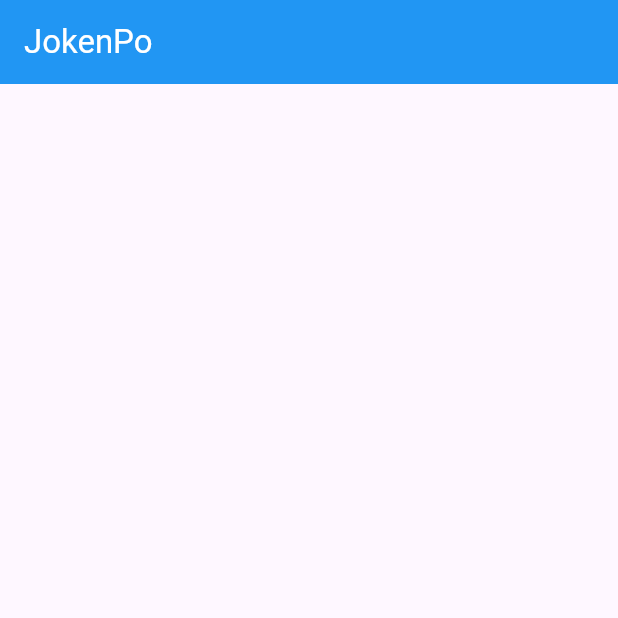
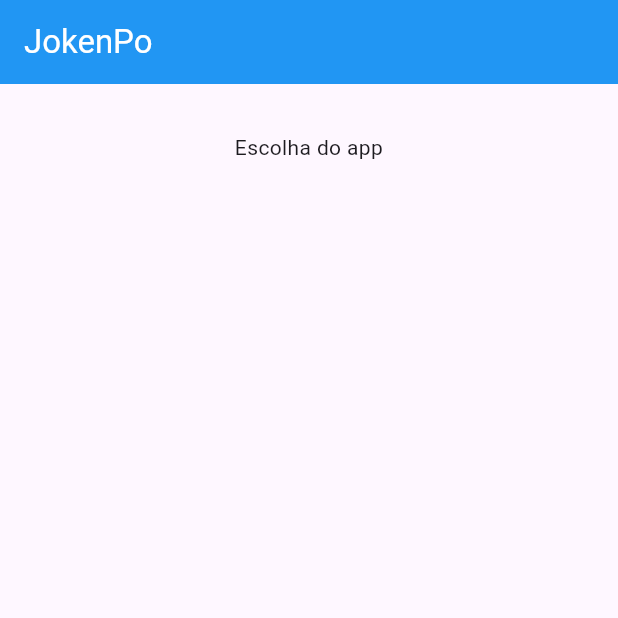
Before and after one commit to Richardy-Rodrigues/JokenPo_App, a Flutter app: the screen it shows after launch, on a phone screen of 412 x 824 dp, the top half of it. Run offline on Flutter 3.47's test engine with Material 3 defaults, Android fonts, the phone set to English and light mode, and no system bars.

Commit message:
Utilizando as propriedades child e children para organizar elementos

```diff
--- a/lib/jogo.dart
+++ b/lib/jogo.dart
@@ -17,7 +17,18 @@ class _JogoState extends State<Jogo> {
         foregroundColor: Colors.white,
         title: const Text('JokenPo'),
       ),
-      body: Column(),
+      body: Column(
+        crossAxisAlignment: CrossAxisAlignment.stretch,
+        children: <Widget>[
+          Padding(
+            padding: EdgeInsets.only(top: 32, bottom: 16),
+            child: Text(
+              "Escolha do app",
+              textAlign: TextAlign.center,
+            ),
+          )
+        ],
+      ),
     );
   }
 }
```
